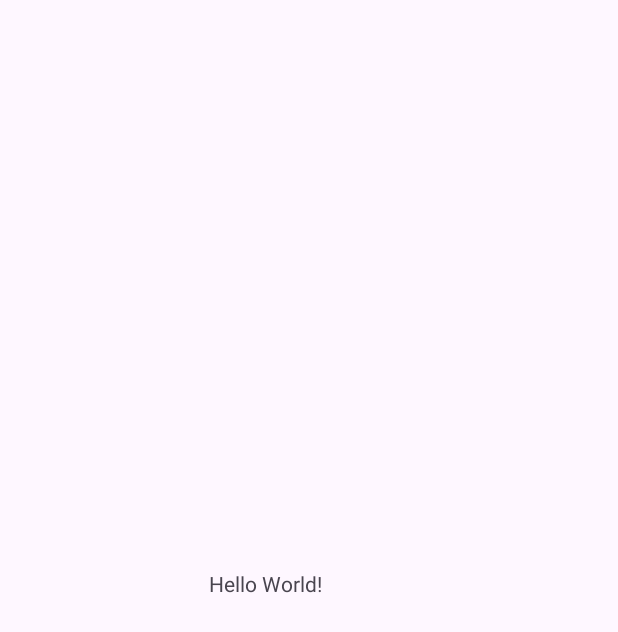
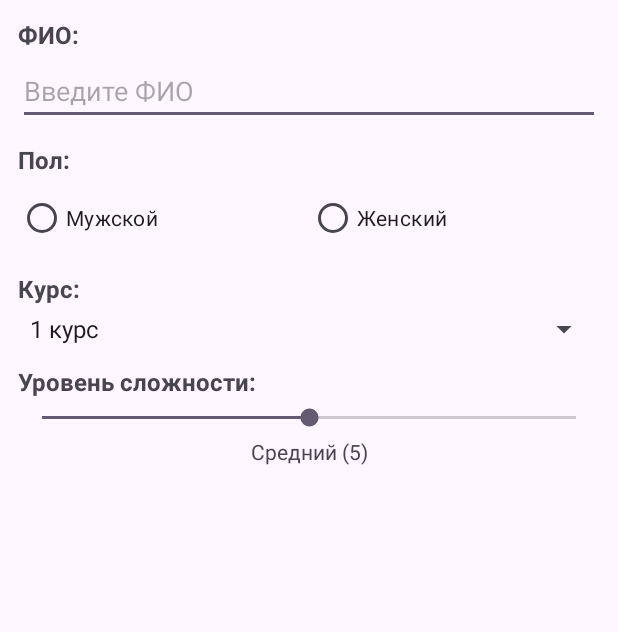
Before and after one commit to boredanilonel/MobileActivity, an Android app: the screen it shows after launch (MainActivity), on a phone screen of 412 x 824 dp. Before the commit the part shown is almost empty. Shown: the top 632 px of the screen. Run offline under Robolectric (Android 15) with nearby library versions, the phone set to English and light mode, and no system bars.

Commit message:
add FullName, gender, course, difficulty level with xml

```diff
--- a/app/src/main/java/com/example/zhuk/MainActivity.java
+++ b/app/src/main/java/com/example/zhuk/MainActivity.java
@@ -1,24 +1,91 @@
 package com.example.zhuk;
 
 import android.os.Bundle;
+import android.text.Editable;
+import android.text.TextWatcher;
+import android.view.View;
+import android.widget.ArrayAdapter;
+import android.widget.Button;
+import android.widget.CalendarView;
+import android.widget.EditText;
+import android.widget.ImageView;
+import android.widget.LinearLayout;
+import android.widget.RadioGroup;
+import android.widget.SeekBar;
+import android.widget.Spinner;
+import android.widget.TextView;
+import android.widget.Toast;
 
 import androidx.activity.EdgeToEdge;
+import androidx.annotation.NonNull;
 import androidx.appcompat.app.AppCompatActivity;
 import androidx.core.graphics.Insets;
 import androidx.core.view.ViewCompat;
 import androidx.core.view.WindowInsetsCompat;
 
+import java.util.Calendar;
+import java.util.Date;
+
 public class MainActivity extends AppCompatActivity {
+    private EditText etFullName;
+    private RadioGroup rgGender;
+    private Spinner spCourse;
+    private SeekBar sbDifficulty;
+    private TextView tvDifficultyValue;
+
+    private String[] courses;
+    private String[] difficultyLevels;
 
     @Override
     protected void onCreate(Bundle savedInstanceState) {
         super.onCreate(savedInstanceState);
-        EdgeToEdge.enable(this);
         setContentView(R.layout.activity_main);
-        ViewCompat.setOnApplyWindowInsetsListener(findViewById(R.id.main), (v, insets) -> {
-            Insets systemBars = insets.getInsets(WindowInsetsCompat.Type.systemBars());
-            v.setPadding(systemBars.left, systemBars.top, systemBars.right, systemBars.bottom);
-            return insets;
+
+        initializeViews();
+        setupSpinner();
+        setupSeekBar();
+
+    }
+
+    private void initializeViews() {
+        etFullName = findViewById(R.id.etFullName);
+        rgGender = findViewById(R.id.rgGender);
+        spCourse = findViewById(R.id.spCourse);
+        sbDifficulty = findViewById(R.id.sbDifficulty);
+        tvDifficultyValue = findViewById(R.id.tvDifficultyValue);
+
+        courses = getResources().getStringArray(R.array.courses);
+        difficultyLevels = getResources().getStringArray(R.array.difficulty_levels);
+    }
+
+    private void setupSpinner() {
+        ArrayAdapter<String> adapter = new ArrayAdapter<>(
+                this,
+                android.R.layout.simple_spinner_item,
+                courses
+        );
+        adapter.setDropDownViewResource(android.R.layout.simple_spinner_dropdown_item);
+        spCourse.setAdapter(adapter);
+    }
+
+    private void setupSeekBar() {
+        sbDifficulty.setOnSeekBarChangeListener(new SeekBar.OnSeekBarChangeListener() {
+            @Override
+            public void onProgressChanged(SeekBar seekBar, int progress, boolean fromUser) {
+                String levelText;
+                if (progress < difficultyLevels.length) {
+                    levelText = difficultyLevels[progress] + " (" + progress + ")";
+                } else {
+                    levelText = "Уровень " + progress;
+                }
+                tvDifficultyValue.setText(levelText);
+            }
+
+            @Override
+            public void onStartTrackingTouch(SeekBar seekBar) {}
+
+            @Override
+            public void onStopTrackingTouch(SeekBar seekBar) {}
         });
     }
 }
--- a/app/src/main/res/layout/activity_main.xml
+++ b/app/src/main/res/layout/activity_main.xml
@@ -1,19 +1,108 @@
 <?xml version="1.0" encoding="utf-8"?>
-<androidx.constraintlayout.widget.ConstraintLayout xmlns:android="http://schemas.android.com/apk/res/android"
+<ScrollView xmlns:android="http://schemas.android.com/apk/res/android"
     xmlns:app="http://schemas.android.com/apk/res-auto"
     xmlns:tools="http://schemas.android.com/tools"
     android:id="@+id/main"
     android:layout_width="match_parent"
     android:layout_height="match_parent"
+    android:fillViewport="true"
     tools:context=".MainActivity">
 
-    <TextView
-        android:layout_width="133dp"
-        android:layout_height="66dp"
-        android:text="Hello World!"
-        app:layout_constraintBottom_toBottomOf="parent"
-        app:layout_constraintEnd_toEndOf="parent"
-        app:layout_constraintStart_toStartOf="parent"
-        app:layout_constraintTop_toTopOf="parent" />
+    <LinearLayout
+        android:layout_width="match_parent"
+        android:layout_height="wrap_content"
+        android:orientation="vertical"
+        android:padding="12dp"
+        tools:ignore="MissingConstraints">
 
-</androidx.constraintlayout.widget.ConstraintLayout>
+        <!-- ФИО -->
+        <TextView
+            android:layout_width="match_parent"
+            android:layout_height="wrap_content"
+            android:text="ФИО:"
+            android:textSize="16sp"
+            android:textStyle="bold"
+            android:layout_marginBottom="4dp"/>
+
+        <EditText
+            android:id="@+id/etFullName"
+            android:layout_width="match_parent"
+            android:layout_height="wrap_content"
+            android:hint="Введите ФИО"
+            android:inputType="textCapWords"
+            android:layout_marginBottom="12dp"/>
+
+        <!-- Пол -->
+        <TextView
+            android:layout_width="match_parent"
+            android:layout_height="wrap_content"
+            android:text="Пол:"
+            android:textSize="16sp"
+            android:textStyle="bold"
+            android:layout_marginBottom="4dp"/>
+
+        <RadioGroup
+            android:id="@+id/rgGender"
+            android:layout_width="match_parent"
+            android:layout_height="wrap_content"
+            android:orientation="horizontal"
+            android:layout_marginBottom="12dp">
+
+            <RadioButton
+                android:id="@+id/rbMale"
+                android:layout_width="0dp"
+                android:layout_height="wrap_content"
+                android:layout_weight="1"
+                android:text="Мужской"/>
+
+            <RadioButton
+                android:id="@+id/rbFemale"
+                android:layout_width="0dp"
+                android:layout_height="wrap_content"
+                android:layout_weight="1"
+                android:text="Женский"/>
+        </RadioGroup>
+
+        <!-- Курс -->
+        <TextView
+            android:layout_width="match_parent"
+            android:layout_height="wrap_content"
+            android:text="Курс:"
+            android:textSize="16sp"
+            android:textStyle="bold"
+            android:layout_marginBottom="4dp"/>
+
+        <Spinner
+            android:id="@+id/spCourse"
+            android:layout_width="match_parent"
+            android:layout_height="wrap_content"
+            android:layout_marginBottom="12dp"/>
+
+        <!-- Уровень сложности -->
+        <TextView
+            android:layout_width="match_parent"
+            android:layout_height="wrap_content"
+            android:text="Уровень сложности:"
+            android:textSize="16sp"
+            android:textStyle="bold"
+            android:layout_marginBottom="4dp"/>
+
+        <SeekBar
+            android:id="@+id/sbDifficulty"
+            android:layout_width="match_parent"
+            android:layout_height="wrap_content"
+            android:max="10"
+            android:progress="5"
+            android:layout_marginBottom="4dp"/>
+
+        <TextView
+            android:id="@+id/tvDifficultyValue"
+            android:layout_width="match_parent"
+            android:layout_height="wrap_content"
+            android:text="Средний (5)"
+            android:textAlignment="center"
+            android:layout_marginBottom="12dp"/>
+
+    </LinearLayout>
+
+</ScrollView>
--- /dev/null
+++ b/app/src/main/res/values/arrays.xml
@@ -0,0 +1,24 @@
+<?xml version="1.0" encoding="utf-8"?>
+<resources>
+    <string-array name="courses">
+        <item>1 курс</item>
+        <item>2 курс</item>
+        <item>3 курс</item>
+        <item>4 курс</item>
+        <item>5 курс</item>
+        <item>6 курс</item>
+    </string-array>
+
+    <string-array name="difficulty_levels">
+        <item>Очень легкий</item>
+        <item>Легкий</item>
+        <item>Ниже среднего</item>
+        <item>Средний</item>
+        <item>Выше среднего</item>
+        <item>Сложный</item>
+        <item>Очень сложный</item>
+        <item>Эксперт</item>
+        <item>Мастер</item>
+        <item>Легендарный</item>
+    </string-array>
+</resources>
```
